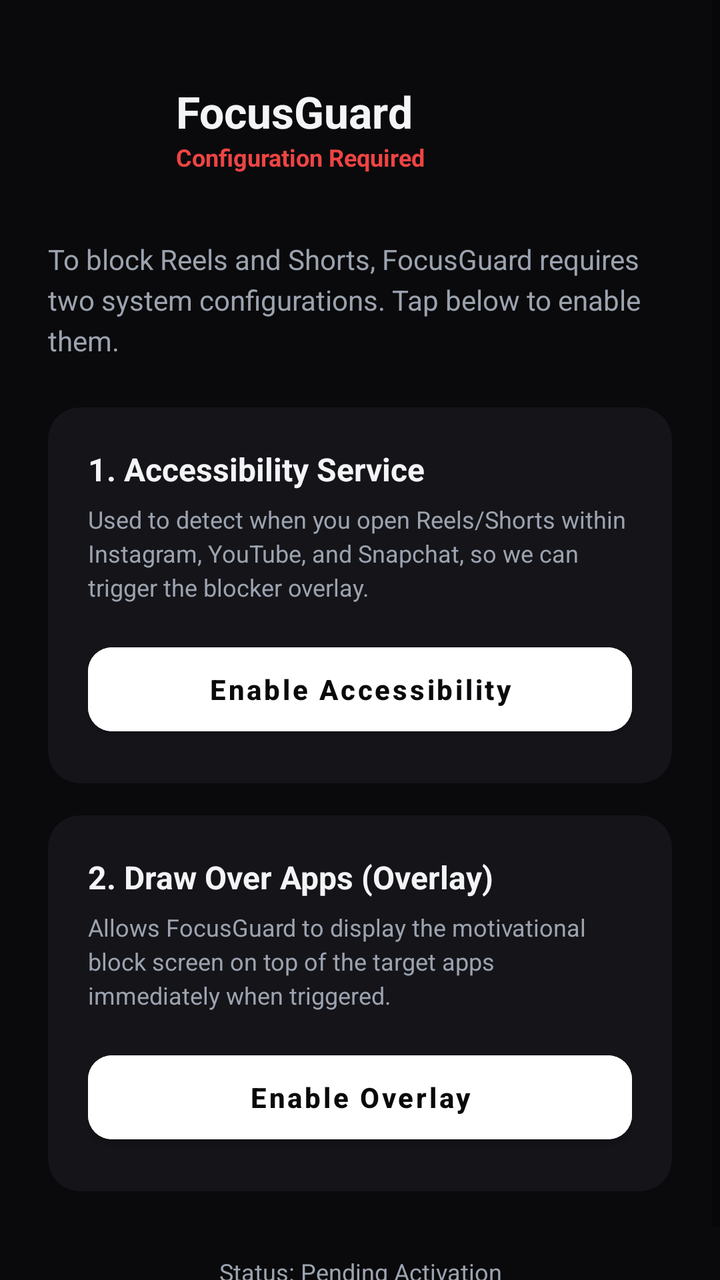
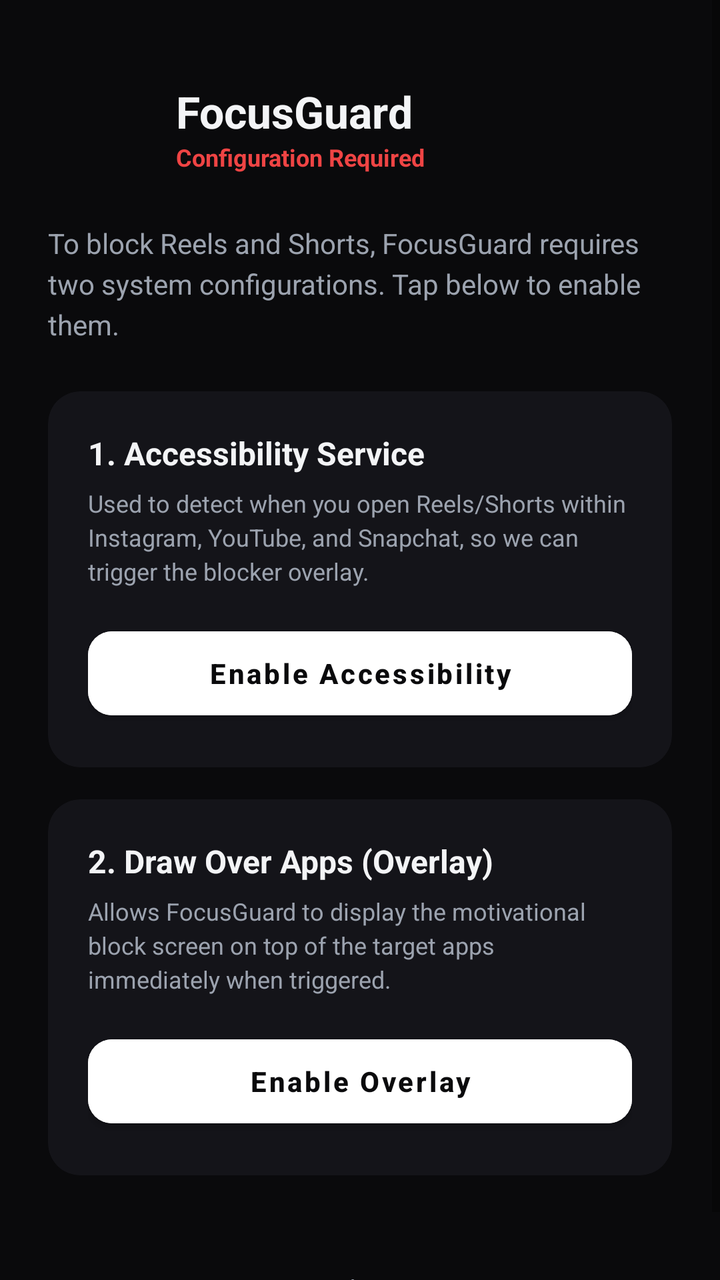

Two renders of the same Android screen: before a commit and after it. Below are the layout's source before the change and the commit's diff.
<!-- AndroidManifest.xml: application theme Theme.FocusGuard -->
<!-- res/layout/activity_main.xml -->
<?xml version="1.0" encoding="utf-8"?>
<ScrollView xmlns:android="http://schemas.android.com/apk/res/android"
    xmlns:app="http://schemas.android.com/apk/res-auto"
    android:layout_width="match_parent"
    android:layout_height="match_parent"
    android:fillViewport="true"
    android:background="@color/bg_main">

    <LinearLayout
        android:layout_width="match_parent"
        android:layout_height="wrap_content"
        android:orientation="vertical"
        android:padding="24dp">

        
        <LinearLayout
            android:layout_width="match_parent"
            android:layout_height="wrap_content"
            android:orientation="horizontal"
            android:gravity="center_vertical"
            android:layout_marginTop="16dp"
            android:layout_marginBottom="32dp">

            <ImageView
                android:layout_width="48dp"
                android:layout_height="48dp"
                android:src="@android:drawable/sym_def_app_icon"
                android:contentDescription="Logo"
                android:tint="@color/accent_color" />

            <LinearLayout
                android:layout_width="0dp"
                android:layout_height="wrap_content"
                android:layout_weight="1"
                android:layout_marginStart="16dp"
                android:orientation="vertical">

                <TextView
                    android:layout_width="wrap_content"
                    android:layout_height="wrap_content"
                    android:text="@string/app_name"
                    android:textColor="@color/text_primary"
                    android:textSize="22sp"
                    android:textStyle="bold" />

                <TextView
                    android:id="@+id/system_status_badge"
                    android:layout_width="wrap_content"
                    android:layout_height="wrap_content"
                    android:text="@string/status_not_ready"
                    android:textColor="@color/accent_color"
                    android:textSize="12sp"
                    android:textStyle="bold" />
            </LinearLayout>
        </LinearLayout>

        
        <TextView
            android:layout_width="match_parent"
            android:layout_height="wrap_content"
            android:text="@string/desc_permissions"
            android:textColor="@color/text_secondary"
            android:textSize="14sp"
            android:lineSpacingExtra="4dp"
            android:layout_marginBottom="24dp" />

        
        <androidx.cardview.widget.CardView
            android:layout_width="match_parent"
            android:layout_height="wrap_content"
            android:layout_marginBottom="16dp"
            app:cardCornerRadius="16dp"
            app:cardBackgroundColor="@color/card_bg"
            app:cardElevation="0dp">

            <LinearLayout
                android:layout_width="match_parent"
                android:layout_height="wrap_content"
                android:orientation="vertical"
                android:padding="20dp">

                <TextView
                    android:layout_width="wrap_content"
                    android:layout_height="wrap_content"
                    android:text="@string/perm_accessibility_title"
                    android:textColor="@color/text_primary"
                    android:textSize="16sp"
                    android:textStyle="bold"
                    android:layout_marginBottom="6dp" />

                <TextView
                    android:layout_width="wrap_content"
                    android:layout_height="wrap_content"
                    android:text="@string/perm_accessibility_desc"
                    android:textColor="@color/text_secondary"
                    android:textSize="12sp"
                    android:lineSpacingExtra="3dp"
                    android:layout_marginBottom="16dp" />

                <Button
                    android:id="@+id/btn_accessibility"
                    android:layout_width="match_parent"
                    android:layout_height="54dp"
                    android:text="@string/perm_accessibility_btn"
                    android:textAllCaps="false"
                    android:textColor="@color/bg_main"
                    android:textStyle="bold"
                    android:backgroundTint="@color/white"
                    app:cornerRadius="12dp" />
            </LinearLayout>
        </androidx.cardview.widget.CardView>

        
        <androidx.cardview.widget.CardView
            android:layout_width="match_parent"
            android:layout_height="wrap_content"
            android:layout_marginBottom="32dp"
            app:cardCornerRadius="16dp"
            app:cardBackgroundColor="@color/card_bg"
            app:cardElevation="0dp">

            <LinearLayout
                android:layout_width="match_parent"
                android:layout_height="wrap_content"
                android:orientation="vertical"
                android:padding="20dp">

                <TextView
                    android:layout_width="wrap_content"
                    android:layout_height="wrap_content"
                    android:text="@string/perm_overlay_title"
                    android:textColor="@color/text_primary"
                    android:textSize="16sp"
                    android:textStyle="bold"
                    android:layout_marginBottom="6dp" />

                <TextView
                    android:layout_width="wrap_content"
                    android:layout_height="wrap_content"
                    android:text="@string/perm_overlay_desc"
                    android:textColor="@color/text_secondary"
                    android:textSize="12sp"
                    android:lineSpacingExtra="3dp"
                    android:layout_marginBottom="16dp" />

                <Button
                    android:id="@+id/btn_overlay"
                    android:layout_width="match_parent"
                    android:layout_height="54dp"
                    android:text="@string/perm_overlay_btn"
                    android:textAllCaps="false"
                    android:textColor="@color/bg_main"
                    android:textStyle="bold"
                    android:backgroundTint="@color/white"
                    app:cornerRadius="12dp" />
            </LinearLayout>
        </androidx.cardview.widget.CardView>

        
        <TextView
            android:id="@+id/tv_footer_status"
            android:layout_width="match_parent"
            android:layout_height="wrap_content"
            android:gravity="center"
            android:text="Status: Pending Activation"
            android:textColor="@color/text_secondary"
            android:textSize="12sp" />
    </LinearLayout>
</ScrollView>
<!-- resources referenced by this layout -->
<resources>
  <color name="accent_color">#EF4444</color>
  <color name="bg_main">#0A0A0C</color>
  <color name="card_bg">#141419</color>
  <color name="text_primary">#F3F4F6</color>
  <color name="text_secondary">#9CA3AF</color>
  <color name="white">#FFFFFF</color>
  <string name="app_name">FocusGuard</string>
  <string name="desc_permissions">To block Reels and Shorts, FocusGuard requires two system configurations. Tap below to enable them.</string>
  <string name="perm_accessibility_btn">Enable Accessibility</string>
  <string name="perm_accessibility_desc">Used to detect when you open Reels/Shorts within Instagram, YouTube, and Snapchat, so we can trigger the blocker overlay.</string>
  <string name="perm_accessibility_title">1. Accessibility Service</string>
  <string name="perm_overlay_btn">Enable Overlay</string>
  <string name="perm_overlay_desc">Allows FocusGuard to display the motivational block screen on top of the target apps immediately when triggered.</string>
  <string name="perm_overlay_title">2. Draw Over Apps (Overlay)</string>
  <string name="status_not_ready">Configuration Required</string>
  <style name="Theme.FocusGuard" parent="Theme.MaterialComponents.DayNight.NoActionBar">
          
          <item name="colorPrimary">@color/accent_color</item>
          <item name="colorPrimaryVariant">@color/accent_color</item>
          <item name="colorOnPrimary">@color/white</item>
          
          <item name="android:statusBarColor">@color/bg_main</item>
          <item name="android:windowBackground">@color/bg_main</item>
      </style>
</resources>

<!-- the commit's change to res/layout/activity_main.xml (unified diff, before → after) -->
@@ -19,7 +19,7 @@
             android:orientation="horizontal"
             android:gravity="center_vertical"
             android:layout_marginTop="16dp"
-            android:layout_marginBottom="32dp">
+            android:layout_marginBottom="24dp">
 
             <ImageView
                 android:layout_width="48dp"
@@ -55,106 +55,304 @@
         </LinearLayout>
 
         
-        <TextView
+        <LinearLayout
+            android:id="@+id/layout_permissions"
             android:layout_width="match_parent"
             android:layout_height="wrap_content"
-            android:text="@string/desc_permissions"
-            android:textColor="@color/text_secondary"
-            android:textSize="14sp"
-            android:lineSpacingExtra="4dp"
-            android:layout_marginBottom="24dp" />
+            android:orientation="vertical"
+            android:visibility="visible">
+
+            <TextView
+                android:layout_width="match_parent"
+                android:layout_height="wrap_content"
+                android:text="@string/desc_permissions"
+                android:textColor="@color/text_secondary"
+                android:textSize="14sp"
+                android:lineSpacingExtra="4dp"
+                android:layout_marginBottom="24dp" />
+
+            
+            <androidx.cardview.widget.CardView
+                android:layout_width="match_parent"
+                android:layout_height="wrap_content"
+                android:layout_marginBottom="16dp"
+                app:cardCornerRadius="16dp"
+                app:cardBackgroundColor="@color/card_bg"
+                app:cardElevation="0dp">
+
+                <LinearLayout
+                    android:layout_width="match_parent"
+                    android:layout_height="wrap_content"
+                    android:orientation="vertical"
+                    android:padding="20dp">
+
+                    <TextView
+                        android:layout_width="wrap_content"
+                        android:layout_height="wrap_content"
+                        android:text="@string/perm_accessibility_title"
+                        android:textColor="@color/text_primary"
+                        android:textSize="16sp"
+                        android:textStyle="bold"
+                        android:layout_marginBottom="6dp" />
+
+                    <TextView
+                        android:layout_width="wrap_content"
+                        android:layout_height="wrap_content"
+                        android:text="@string/perm_accessibility_desc"
+                        android:textColor="@color/text_secondary"
+                        android:textSize="12sp"
+                        android:lineSpacingExtra="3dp"
+                        android:layout_marginBottom="16dp" />
+
+                    <Button
+                        android:id="@+id/btn_accessibility"
+                        android:layout_width="match_parent"
+                        android:layout_height="54dp"
+                        android:text="@string/perm_accessibility_btn"
+                        android:textAllCaps="false"
+                        android:textColor="@color/bg_main"
+                        android:textStyle="bold"
+                        android:backgroundTint="@color/white"
+                        app:cornerRadius="12dp" />
+                </LinearLayout>
+            </androidx.cardview.widget.CardView>
+
+            
+            <androidx.cardview.widget.CardView
+                android:layout_width="match_parent"
+                android:layout_height="wrap_content"
+                android:layout_marginBottom="32dp"
+                app:cardCornerRadius="16dp"
+                app:cardBackgroundColor="@color/card_bg"
+                app:cardElevation="0dp">
+
+                <LinearLayout
+                    android:layout_width="match_parent"
+                    android:layout_height="wrap_content"
+                    android:orientation="vertical"
+                    android:padding="20dp">
+
+                    <TextView
+                        android:layout_width="wrap_content"
+                        android:layout_height="wrap_content"
+                        android:text="@string/perm_overlay_title"
+                        android:textColor="@color/text_primary"
+                        android:textSize="16sp"
+                        android:textStyle="bold"
+                        android:layout_marginBottom="6dp" />
+
+                    <TextView
+                        android:layout_width="wrap_content"
+                        android:layout_height="wrap_content"
+                        android:text="@string/perm_overlay_desc"
+                        android:textColor="@color/text_secondary"
+                        android:textSize="12sp"
+                        android:lineSpacingExtra="3dp"
+                        android:layout_marginBottom="16dp" />
+
+                    <Button
+                        android:id="@+id/btn_overlay"
+                        android:layout_width="match_parent"
+                        android:layout_height="54dp"
+                        android:text="@string/perm_overlay_btn"
+                        android:textAllCaps="false"
+                        android:textColor="@color/bg_main"
+                        android:textStyle="bold"
+                        android:backgroundTint="@color/white"
+                        app:cornerRadius="12dp" />
+                </LinearLayout>
+            </androidx.cardview.widget.CardView>
+        </LinearLayout>
 
         
-        <androidx.cardview.widget.CardView
+        <LinearLayout
+            android:id="@+id/layout_dashboard"
             android:layout_width="match_parent"
             android:layout_height="wrap_content"
-            android:layout_marginBottom="16dp"
-            app:cardCornerRadius="16dp"
-            app:cardBackgroundColor="@color/card_bg"
-            app:cardElevation="0dp">
-
+            android:orientation="vertical"
+            android:visibility="gone">
+
+            
+            <androidx.cardview.widget.CardView
+                android:layout_width="match_parent"
+                android:layout_height="wrap_content"
+                android:layout_marginBottom="24dp"
+                app:cardCornerRadius="20dp"
+                app:cardBackgroundColor="@color/card_bg"
+                app:cardElevation="0dp">
+
+                <LinearLayout
+                    android:layout_width="match_parent"
+                    android:layout_height="wrap_content"
+                    android:orientation="vertical"
+                    android:gravity="center"
+                    android:padding="24dp">
+
+                    <TextView
+                        android:layout_width="wrap_content"
+                        android:layout_height="wrap_content"
+                        android:text="LOOPS BLOCKED"
+                        android:textColor="@color/text_secondary"
+                        android:textSize="11sp"
+                        android:textStyle="bold"
+                        android:letterSpacing="0.05" />
+
+                    <TextView
+                        android:id="@+id/tv_blocked_count"
+                        android:layout_width="wrap_content"
+                        android:layout_height="wrap_content"
+                        android:text="0"
+                        android:textColor="@color/white"
+                        android:textSize="48sp"
+                        android:textStyle="bold"
+                        android:layout_marginTop="4dp"
+                        android:layout_marginBottom="4dp" />
+
+                    <TextView
+                        android:layout_width="wrap_content"
+                        android:layout_height="wrap_content"
+                        android:text="Dopamine loops prevented"
+                        android:textColor="@color/text_secondary"
+                        android:textSize="11sp" />
+                </LinearLayout>
+            </androidx.cardview.widget.CardView>
+
+            
+            <TextView
+                android:layout_width="match_parent"
+                android:layout_height="wrap_content"
+                android:text="BLOCK POLICIES"
+                android:textColor="@color/text_secondary"
+                android:textSize="11sp"
+                android:textStyle="bold"
+                android:letterSpacing="0.05"
+                android:layout_marginBottom="12dp" />
+
+            
             <LinearLayout
                 android:layout_width="match_parent"
                 android:layout_height="wrap_content"
-                android:orientation="vertical"
-                android:padding="20dp">
-
-                <TextView
-                    android:layout_width="wrap_content"
-                    android:layout_height="wrap_content"
-                    android:text="@string/perm_accessibility_title"
-                    android:textColor="@color/text_primary"
-                    android:textSize="16sp"
-                    android:textStyle="bold"
-                    android:layout_marginBottom="6dp" />
-
-                <TextView
-                    android:layout_width="wrap_content"
-                    android:layout_height="wrap_content"
-                    android:text="@string/perm_accessibility_desc"
-                    android:textColor="@color/text_secondary"
-                    android:textSize="12sp"
-                    android:lineSpacingExtra="3dp"
-                    android:layout_marginBottom="16dp" />
-
-                <Button
-                    android:id="@+id/btn_accessibility"
-                    android:layout_width="match_parent"
-                    android:layout_height="54dp"
-                    android:text="@string/perm_accessibility_btn"
-                    android:textAllCaps="false"
-                    android:textColor="@color/bg_main"
-                    android:textStyle="bold"
-                    android:backgroundTint="@color/white"
-                    app:cornerRadius="12dp" />
+                android:orientation="horizontal"
+                android:gravity="center_vertical"
+                android:background="@color/card_bg"
+                android:padding="16dp"
+                android:layout_marginBottom="8dp">
+
+                <LinearLayout
+                    android:layout_width="0dp"
+                    android:layout_height="wrap_content"
+                    android:layout_weight="1"
+                    android:orientation="vertical">
+                    <TextView
+                        android:layout_width="wrap_content"
+                        android:layout_height="wrap_content"
+                        android:text="Block YouTube Shorts"
+                        android:textColor="@color/text_primary"
+                        android:textSize="14sp"
+                        android:textStyle="bold" />
+                    <TextView
+                        android:layout_width="wrap_content"
+                        android:layout_height="wrap_content"
+                        android:text="Redirects Shorts to home feed"
+                        android:textColor="@color/text_secondary"
+                        android:textSize="11sp" />
+                </LinearLayout>
+
+                <androidx.appcompat.widget.SwitchCompat
+                    android:id="@+id/switch_youtube"
+                    android:layout_width="wrap_content"
+                    android:layout_height="wrap_content"
+                    app:thumbTint="@color/white"
+                    app:trackTint="@color/toggle_on" />
             </LinearLayout>
-        </androidx.cardview.widget.CardView>
-
-        
-        <androidx.cardview.widget.CardView
-            android:layout_width="match_parent"
-            android:layout_height="wrap_content"
-            android:layout_marginBottom="32dp"
-            app:cardCornerRadius="16dp"
-            app:cardBackgroundColor="@color/card_bg"
-            app:cardElevation="0dp">
-
+
+            
             <LinearLayout
                 android:layout_width="match_parent"
                 android:layout_height="wrap_content"
-                android:orientation="vertical"
-                android:padding="20dp">
-
-                <TextView
-                    android:layout_width="wrap_content"
-                    android:layout_height="wrap_content"
-                    android:text="@string/perm_overlay_title"
-                    android:textColor="@color/text_primary"
-                    android:textSize="16sp"
-                    android:textStyle="bold"
-                    android:layout_marginBottom="6dp" />
-
-                <TextView
-                    android:layout_width="wrap_content"
-                    android:layout_height="wrap_content"
-                    android:text="@string/perm_overlay_desc"
-                    android:textColor="@color/text_secondary"
-                    android:textSize="12sp"
-                    android:lineSpacingExtra="3dp"
-                    android:layout_marginBottom="16dp" />
-
-                <Button
-                    android:id="@+id/btn_overlay"
-                    android:layout_width="match_parent"
-                    android:layout_height="54dp"
-                    android:text="@string/perm_overlay_btn"
-                    android:textAllCaps="false"
-                    android:textColor="@color/bg_main"
-                    android:textStyle="bold"
-                    android:backgroundTint="@color/white"
-                    app:cornerRadius="12dp" />
+                android:orientation="horizontal"
+                android:gravity="center_vertical"
+                android:background="@color/card_bg"
+                android:padding="16dp"
+                android:layout_marginBottom="8dp">
+
+                <LinearLayout
+                    android:layout_width="0dp"
+                    android:layout_height="wrap_content"
+                    android:layout_weight="1"
+                    android:orientation="vertical">
+                    <TextView
+                        android:layout_width="wrap_content"
+                        android:layout_height="wrap_content"
+                        android:text="Block Instagram Reels"
+                        android:textColor="@color/text_primary"
+                        android:textSize="14sp"
+                        android:textStyle="bold" />
+                    <TextView
+                        android:layout_width="wrap_content"
+                        android:layout_height="wrap_content"
+                        android:text="Closes Reels viewport feeds"
+                        android:textColor="@color/text_secondary"
+                        android:textSize="11sp" />
+                </LinearLayout>
+
+                <androidx.appcompat.widget.SwitchCompat
+                    android:id="@+id/switch_instagram"
+                    android:layout_width="wrap_content"
+                    android:layout_height="wrap_content"
+                    app:thumbTint="@color/white"
+                    app:trackTint="@color/toggle_on" />
             </LinearLayout>
-        </androidx.cardview.widget.CardView>
+
+            
+            <LinearLayout
+                android:layout_width="match_parent"
+                android:layout_height="wrap_content"
+                android:orientation="horizontal"
+                android:gravity="center_vertical"
+                android:background="@color/card_bg"
+                android:padding="16dp"
+                android:layout_marginBottom="24dp">
+
+                <LinearLayout
+                    android:layout_width="0dp"
+                    android:layout_height="wrap_content"
+                    android:layout_weight="1"
+                    android:orientation="vertical">
+                    <TextView
+                        android:layout_width="wrap_content"
+                        android:layout_height="wrap_content"
+                        android:text="Block Snapchat Spotlight"
+                        android:textColor="@color/text_primary"
+                        android:textSize="14sp"
+                        android:textStyle="bold" />
+                    <TextView
+                        android:layout_width="wrap_content"
+                        android:layout_height="wrap_content"
+                        android:text="Closes Spotlight tabs"
+                        android:textColor="@color/text_secondary"
+                        android:textSize="11sp" />
+                </LinearLayout>
+
+                <androidx.appcompat.widget.SwitchCompat
+                    android:id="@+id/switch_snapchat"
+                    android:layout_width="wrap_content"
+                    android:layout_height="wrap_content"
+                    app:thumbTint="@color/white"
+                    app:trackTint="@color/toggle_on" />
+            </LinearLayout>
+
+            
+            <Button
+                android:id="@+id/btn_reset_stats"
+                android:layout_width="wrap_content"
+                android:layout_height="wrap_content"
+                android:layout_gravity="center"
+                android:text="Reset Statistics"
+                android:textAllCaps="false"
+                android:textColor="@color/text_secondary"
+                style="@style/Widget.MaterialComponents.Button.TextButton" />
+        </LinearLayout>
 
         
         <TextView
@@ -164,6 +362,7 @@
             android:gravity="center"
             android:text="Status: Pending Activation"
             android:textColor="@color/text_secondary"
-            android:textSize="12sp" />
+            android:textSize="12sp"
+            android:layout_marginTop="16dp" />
     </LinearLayout>
 </ScrollView>
<!-- resource entries referenced after the edit -->
@@ -5,6 +5,7 @@
   <color name="card_bg">#141419</color>
   <color name="text_primary">#F3F4F6</color>
   <color name="text_secondary">#9CA3AF</color>
+  <color name="toggle_on">#10B981</color>
   <color name="white">#FFFFFF</color>
   <string name="app_name">FocusGuard</string>
   <string name="desc_permissions">To block Reels and Shorts, FocusGuard requires two system configurations. Tap below to enable them.</string>
